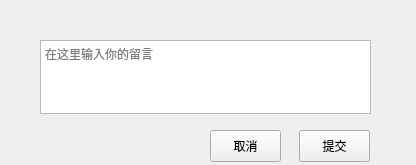
Above: modules/UI/UI_resourse/addmsgUI.ui from kekekuli/PropertyManager before the change. Below: the same form after it.
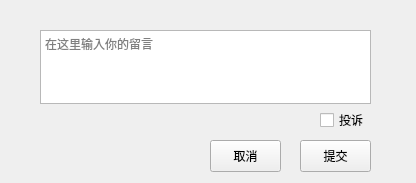
That is the form after the change.

Commit message: Ability to "complain"

```diff
--- a/modules/UI/UI_resourse/addmsgUI.ui
+++ b/modules/UI/UI_resourse/addmsgUI.ui
@@ -7,7 +7,7 @@
     <x>0</x>
     <y>0</y>
     <width>416</width>
-    <height>165</height>
+    <height>183</height>
    </rect>
   </property>
   <property name="windowTitle">
@@ -17,7 +17,7 @@
    <property name="geometry">
     <rect>
      <x>40</x>
-     <y>40</y>
+     <y>30</y>
      <width>331</width>
      <height>74</height>
     </rect>
@@ -29,8 +29,8 @@
   <widget class="QPushButton" name="ensure">
    <property name="geometry">
     <rect>
-     <x>299</x>
-     <y>130</y>
+     <x>300</x>
+     <y>140</y>
      <width>71</width>
      <height>32</height>
     </rect>
@@ -43,7 +43,7 @@
    <property name="geometry">
     <rect>
      <x>210</x>
-     <y>130</y>
+     <y>140</y>
      <width>71</width>
      <height>32</height>
     </rect>
@@ -52,6 +52,19 @@
     <string>取消</string>
    </property>
   </widget>
+  <widget class="QCheckBox" name="complain">
+   <property name="geometry">
+    <rect>
+     <x>320</x>
+     <y>110</y>
+     <width>51</width>
+     <height>20</height>
+    </rect>
+   </property>
+   <property name="text">
+    <string>投诉</string>
+   </property>
+  </widget>
  </widget>
  <resources/>
  <connections/>
```
The commit also changes 7 other files.
